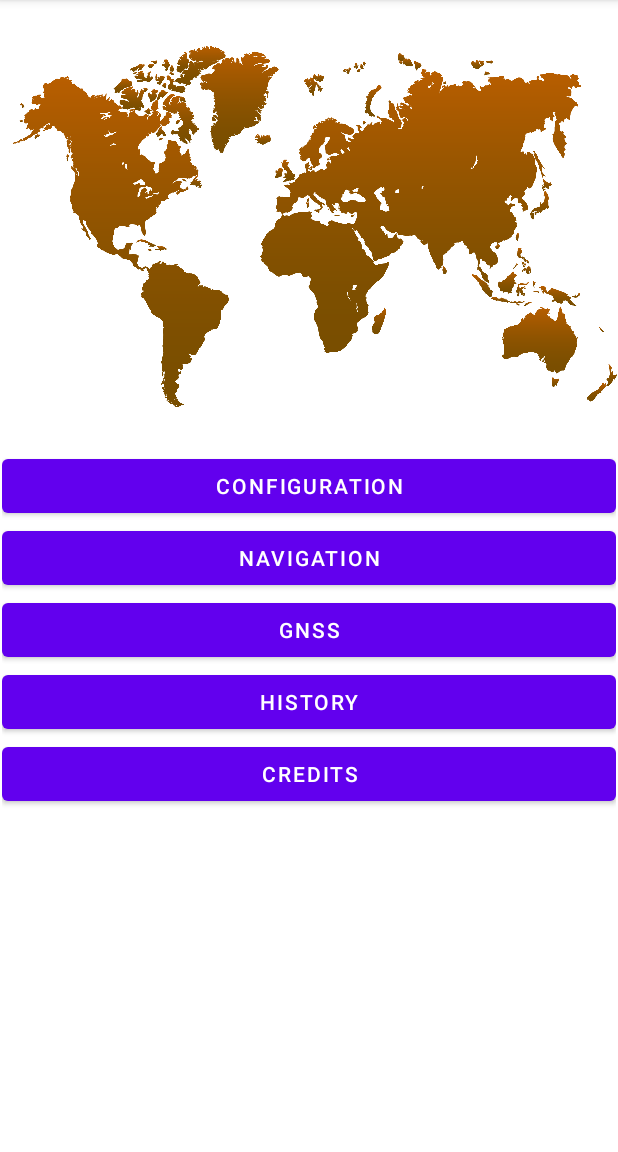
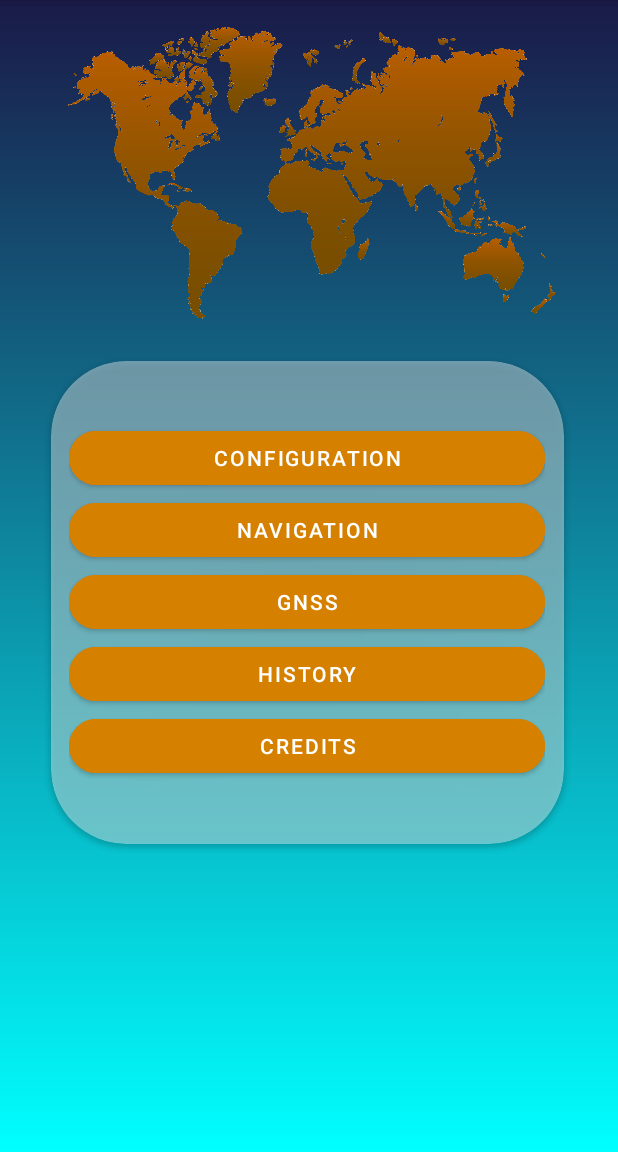
Before and after one commit to rickrribeiro/DevMobile_Subject, an Android app: the screen it shows after launch (MainActivity), on a phone screen of 412 x 824 dp, the part 84-1236 px from its top. Run offline under Robolectric (Android 15) with nearby library versions, the light colour scheme and no system bars.

Commit message:
ajustes no layout

```diff
--- a/Exam/app/src/main/java/com/ricardoangelo/exam/MainActivity.kt
+++ b/Exam/app/src/main/java/com/ricardoangelo/exam/MainActivity.kt
@@ -21,12 +21,13 @@ class MainActivity : AppCompatActivity(), View.OnClickListener {
 
     override fun onClick(p0: View?) {
         if(p0?.id == R.id.btnCredits){
-            Toast.makeText(this,"VALOR: ", Toast.LENGTH_LONG).show()
+
              val intent = Intent(this, CreditsPage::class.java)
             startActivity(intent)
         }else if(p0?.id == R.id.btnConfig){
             val intent = Intent(this, ConfigPage::class.java)
             startActivity(intent)
+
         }
     }
 }
--- /dev/null
+++ b/Exam/app/src/main/res/drawable/bg_selector.xml
@@ -0,0 +1,12 @@
+<?xml version="1.0" encoding="utf-8"?>
+<selector xmlns:android="http://schemas.android.com/apk/res/android">
+<item>
+    <shape>
+        <gradient
+            android:angle="90"
+            android:endColor="#E5000033"
+            android:startColor="#FF00FFFF"
+            android:type="linear" />
+    </shape>
+</item>
+</selector>
--- a/Exam/app/src/main/res/layout/activity_config_page.xml
+++ b/Exam/app/src/main/res/layout/activity_config_page.xml
@@ -4,7 +4,8 @@
     xmlns:tools="http://schemas.android.com/tools"
     android:layout_width="match_parent"
     android:layout_height="match_parent"
-    tools:context=".ConfigPage">
+    tools:context=".ConfigPage"
+    android:background="@drawable/bg_selector">
 
     <LinearLayout
         android:layout_width="409dp"
--- a/Exam/app/src/main/res/layout/activity_credits_page.xml
+++ b/Exam/app/src/main/res/layout/activity_credits_page.xml
@@ -4,29 +4,31 @@
     xmlns:tools="http://schemas.android.com/tools"
     android:layout_width="match_parent"
     android:layout_height="match_parent"
-    tools:context=".CreditsPage">
+    tools:context=".CreditsPage"
+    android:background="@drawable/bg_selector">
 
 
     <ScrollView
         android:id="@+id/scrollCredits"
         android:layout_width="wrap_content"
         android:layout_height="wrap_content"
-        android:layout_marginTop="308dp"
+        android:layout_marginTop="208dp"
+        android:foregroundGravity="center"
         app:layout_constraintStart_toStartOf="parent"
         app:layout_constraintTop_toTopOf="parent">
 
         <TextView
             android:id="@+id/textCredits"
-            android:layout_width="match_parent"
+            android:layout_width="wrap_content"
             android:layout_height="wrap_content"
-            android:ellipsize="marquee"
+            android:ellipsize="end"
             android:focusable="true"
             android:focusableInTouchMode="true"
             android:marqueeRepeatLimit="marquee_forever"
             android:scrollHorizontally="true"
             android:singleLine="true"
             android:text="Feito Por: Ricardo Ribeiro e Angelo Neves!"
-            android:textSize="96sp" />
+            android:textSize="70sp" />
     </ScrollView>
 
 </androidx.constraintlayout.widget.ConstraintLayout>
--- a/Exam/app/src/main/res/layout/activity_main.xml
+++ b/Exam/app/src/main/res/layout/activity_main.xml
@@ -4,58 +4,90 @@
     xmlns:tools="http://schemas.android.com/tools"
     android:layout_width="match_parent"
     android:layout_height="match_parent"
+    android:layout_gravity="center"
+    android:background="@drawable/bg_selector">
     tools:context=".MainActivity">
 
 
-    <ImageView
-        android:id="@+id/imageView"
-        android:layout_width="416dp"
-        android:layout_height="302dp"
-        android:layout_marginStart="1dp"
-        android:layout_marginTop="1dp"
-        app:layout_constraintStart_toStartOf="parent"
-        app:layout_constraintTop_toTopOf="parent"
-        app:srcCompat="@drawable/mainimg" />
-
     <LinearLayout
-        android:layout_width="409dp"
-        android:layout_height="394dp"
-        android:layout_marginStart="1dp"
-        android:layout_marginTop="300dp"
+        android:layout_width="match_parent"
+        android:layout_height="match_parent"
         android:orientation="vertical"
         app:layout_constraintStart_toStartOf="parent"
         app:layout_constraintTop_toTopOf="parent">
+
+        <ImageView
+            android:id="@+id/imageView"
+            android:layout_width="336dp"
+            android:layout_height="229dp"
+            android:layout_gravity="center"
+            android:layout_marginStart="1dp"
+            android:layout_marginTop="1dp"
+            app:srcCompat="@drawable/mainimg" />
+
+        <androidx.cardview.widget.CardView
+            android:layout_width="342dp"
+            android:layout_height="322dp"
+            android:layout_marginStart="34dp"
+            android:layout_marginTop="10dp"
+            android:layout_marginEnd="35dp"
+            android:layout_marginBottom="96dp"
+            android:foregroundGravity="center"
+            app:cardBackgroundColor="#65FFFFFF"
+            app:cardCornerRadius="50dp">
+
+            <LinearLayout
+                android:layout_width="317dp"
+                android:layout_height="262dp"
+                android:layout_marginStart="12dp"
+                android:layout_marginTop="30dp"
+                android:background="#00FFFFFF"
+                android:backgroundTint="#00FFFFFF"
+                android:gravity="center"
+                android:orientation="vertical">
 
                 <Button
                     android:id="@+id/btnConfig"
                     android:layout_width="match_parent"
                     android:layout_height="wrap_content"
-            android:text="@string/Configuration" />
+                    android:backgroundTint="#D68000"
+                    android:text="@string/Configuration"
+                    app:cornerRadius="50dp" />
 
                 <Button
                     android:id="@+id/btnNavigation"
                     android:layout_width="match_parent"
                     android:layout_height="wrap_content"
-            android:text="@string/Navigation" />
+                    android:backgroundTint="#D68000"
+                    android:text="@string/Navigation"
+                    app:cornerRadius="50dp" />
 
                 <Button
                     android:id="@+id/btnGNSS"
                     android:layout_width="match_parent"
                     android:layout_height="wrap_content"
-            android:text="@string/GNSS" />
+                    android:backgroundTint="#D68000"
+                    android:text="@string/GNSS"
+                    app:cornerRadius="50dp" />
 
                 <Button
                     android:id="@+id/button6"
                     android:layout_width="match_parent"
                     android:layout_height="wrap_content"
-            android:text="@string/History" />
+                    android:backgroundTint="#D68000"
+                    android:text="@string/History"
+                    app:cornerRadius="50dp" />
 
                 <Button
                     android:id="@+id/btnCredits"
                     android:layout_width="match_parent"
                     android:layout_height="wrap_content"
-            android:text="@string/Credits" />
+                    android:backgroundTint="#D68000"
+                    android:text="@string/Credits"
+                    app:cornerRadius="50dp" />
 
+            </LinearLayout>
+        </androidx.cardview.widget.CardView>
     </LinearLayout>
 
 </androidx.constraintlayout.widget.ConstraintLayout>
```
Lines whose indentation alone changed are shown as unchanged.
